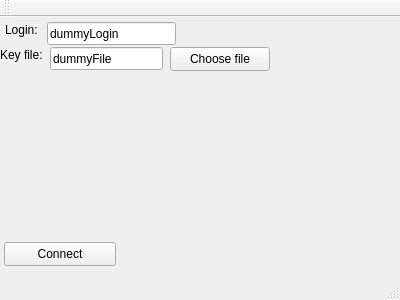
Qt form mainwindow.ui (TuxPPTeam/TuxPPClient) before a commit.
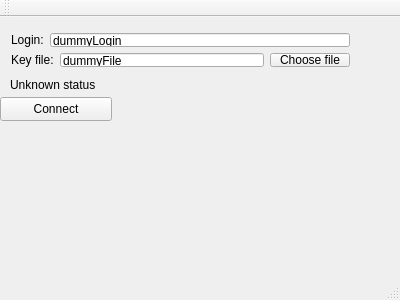
The same form after that commit.

What changed in the file:
```diff
--- a/mainwindow.ui
+++ b/mainwindow.ui
@@ -17,8 +17,8 @@
    <widget class="QPushButton" name="connectButton">
     <property name="geometry">
      <rect>
-      <x>4</x>
-      <y>225</y>
+      <x>0</x>
+      <y>80</y>
       <width>112</width>
       <height>24</height>
      </rect>
@@ -30,30 +30,57 @@
      <bool>false</bool>
     </property>
    </widget>
-   <widget class="QLabel" name="loginLabel">
+   <widget class="QLabel" name="label">
     <property name="geometry">
      <rect>
-      <x>5</x>
-      <y>5</y>
-      <width>38</width>
+      <x>10</x>
+      <y>60</y>
+      <width>251</width>
       <height>16</height>
      </rect>
     </property>
     <property name="text">
+     <string>Unknown status</string>
+    </property>
+   </widget>
+   <widget class="QWidget" name="">
+    <property name="geometry">
+     <rect>
+      <x>0</x>
+      <y>5</y>
+      <width>361</width>
+      <height>56</height>
+     </rect>
+    </property>
+    <property name="sizePolicy">
+     <sizepolicy hsizetype="Expanding" vsizetype="Preferred">
+      <horstretch>0</horstretch>
+      <verstretch>0</verstretch>
+     </sizepolicy>
+    </property>
+    <layout class="QVBoxLayout" name="verticalLayout">
+     <property name="sizeConstraint">
+      <enum>QLayout::SetMaximumSize</enum>
+     </property>
+     <item>
+      <layout class="QHBoxLayout" name="horizontalLayout">
+       <item>
+        <widget class="QLabel" name="loginLabel">
+         <property name="sizePolicy">
+          <sizepolicy hsizetype="Minimum" vsizetype="Preferred">
+           <horstretch>0</horstretch>
+           <verstretch>0</verstretch>
+          </sizepolicy>
+         </property>
+         <property name="text">
      <string>Login:</string>
     </property>
    </widget>
+       </item>
+       <item>
    <widget class="QLineEdit" name="loginLine">
-    <property name="geometry">
-     <rect>
-      <x>47</x>
-      <y>5</y>
-      <width>129</width>
-      <height>23</height>
-     </rect>
-    </property>
     <property name="sizePolicy">
-     <sizepolicy hsizetype="Maximum" vsizetype="Fixed">
+          <sizepolicy hsizetype="Expanding" vsizetype="Fixed">
       <horstretch>0</horstretch>
       <verstretch>0</verstretch>
      </sizepolicy>
@@ -62,27 +89,31 @@
      <string>dummyLogin</string>
     </property>
    </widget>
+       </item>
+      </layout>
+     </item>
+     <item>
+      <layout class="QHBoxLayout" name="horizontalLayout_2">
+       <item>
    <widget class="QLabel" name="keyLabel">
-    <property name="geometry">
-     <rect>
-      <x>0</x>
-      <y>30</y>
-      <width>59</width>
-      <height>15</height>
-     </rect>
+         <property name="sizePolicy">
+          <sizepolicy hsizetype="Minimum" vsizetype="Preferred">
+           <horstretch>0</horstretch>
+           <verstretch>0</verstretch>
+          </sizepolicy>
     </property>
     <property name="text">
      <string>Key file:</string>
     </property>
    </widget>
+       </item>
+       <item>
    <widget class="QLineEdit" name="fileDialogLine">
-    <property name="geometry">
-     <rect>
-      <x>50</x>
-      <y>30</y>
-      <width>113</width>
-      <height>23</height>
-     </rect>
+         <property name="sizePolicy">
+          <sizepolicy hsizetype="Expanding" vsizetype="Fixed">
+           <horstretch>0</horstretch>
+           <verstretch>0</verstretch>
+          </sizepolicy>
     </property>
     <property name="text">
      <string>dummyFile</string>
@@ -91,18 +122,23 @@
      <bool>true</bool>
     </property>
    </widget>
+       </item>
+       <item>
    <widget class="QPushButton" name="fileDialogButton">
-    <property name="geometry">
-     <rect>
-      <x>170</x>
-      <y>30</y>
-      <width>100</width>
-      <height>24</height>
-     </rect>
+         <property name="sizePolicy">
+          <sizepolicy hsizetype="Minimum" vsizetype="Fixed">
+           <horstretch>0</horstretch>
+           <verstretch>0</verstretch>
+          </sizepolicy>
     </property>
     <property name="text">
      <string>Choose file</string>
     </property>
+        </widget>
+       </item>
+      </layout>
+     </item>
+    </layout>
    </widget>
   </widget>
   <widget class="QToolBar" name="mainToolBar">
```
Lines whose indentation alone changed are shown as unchanged.
